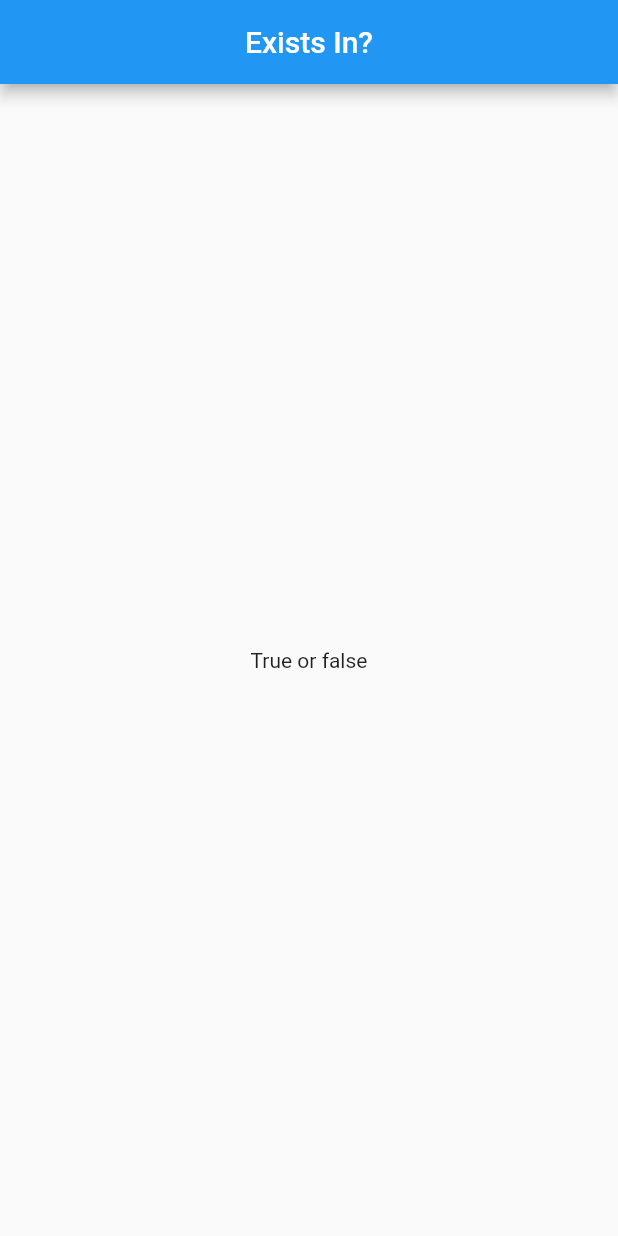
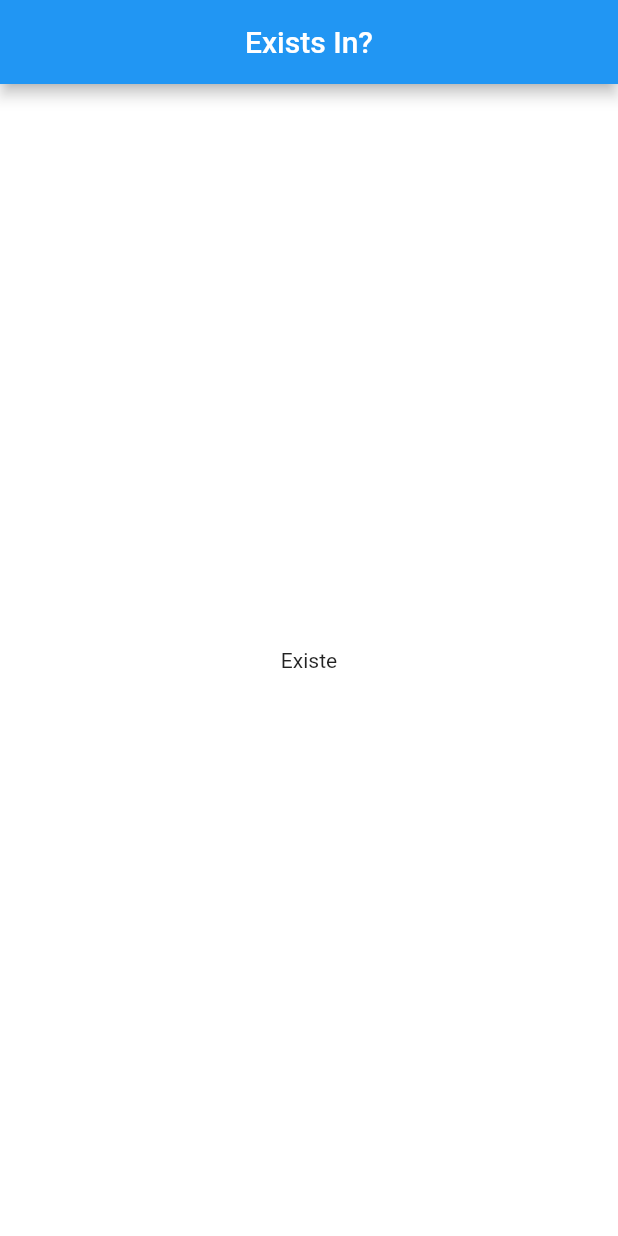
Before and after one commit to Markfgui675/existis_in, a Flutter app: the screen it shows after launch, on a phone screen of 412 x 824 dp. Run offline on Flutter 3.47's test engine with Material 2 defaults, Android fonts, the phone set to English and light mode, and no system bars.

Commit message:
First version

```diff
--- a/example/lib/main.dart
+++ b/example/lib/main.dart
@@ -1,3 +1,4 @@
+import 'package:exists_in/exists_in.dart';
 import 'package:flutter/material.dart';
 
 void main(){
@@ -15,16 +16,19 @@ class MyWidget extends StatefulWidget {
 
 class _MyWidgetState extends State<MyWidget> {
 
-
+  List<int> nums = [1, 4, 5, 6, 8];
 
   @override
   Widget build(BuildContext context) {
     return Scaffold(
+      backgroundColor: Colors.white,
       appBar: AppBar(
         title: Text('Exists In?'),
         centerTitle: true,
       ),
-      body: Center(child: Text('True or false')),
+      body: Center(
+        child: existsIn(4, nums) ? Text('Existe') : Text('Não existe')
+      ),
     );
   }
 }
--- a/lib/src/exists_ind.dart
+++ b/lib/src/exists_ind.dart
@@ -2,14 +2,14 @@ import 'dart:math';
 
 existsIn(dynamic element, List<dynamic> list){
   int i = 0;
-  for (int c = 0; i < list.length; i++){
-    if (i != list[c]){
+  for (int c = 0; c < list.length; c++){
+    if (element != list[c]){
       i++;
     }
-    if (i == ((list.length) - 1)){
-      return true;
-    } else {
-      return false;
-    }
+  }
+  if (i == list.length){
+    return false;
+  } else {
+    return true;
   }
 }
```
Also changed, not shown: 3 other files.
